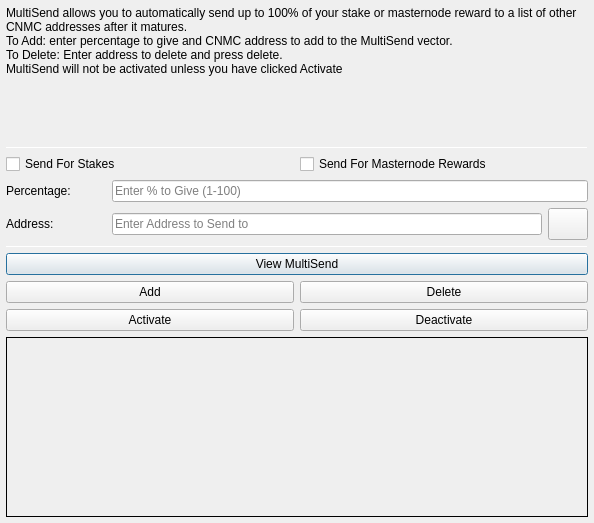
Old version of the form src/qt/forms/multisenddialog.ui in the repository cryptonodes-core/cryptonodes-core.
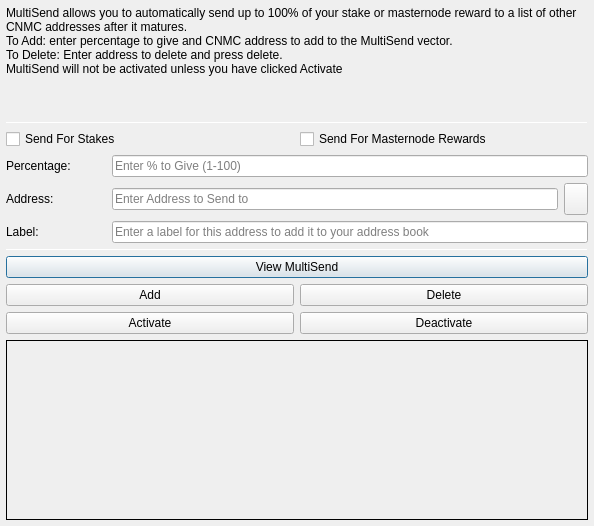
New version of the form. Icons and pictures are not drawn.

Patch:
```diff
--- a/src/qt/forms/multisenddialog.ui
+++ b/src/qt/forms/multisenddialog.ui
@@ -10,7 +10,7 @@
     <x>0</x>
     <y>0</y>
     <width>594</width>
-    <height>523</height>
+    <height>526</height>
    </rect>
   </property>
   <property name="windowTitle">
@@ -30,7 +30,7 @@
     <number>6</number>
    </property>
    <item>
-    <layout class="QVBoxLayout" name="verticalLayout_Main" stretch="1,1,1,1,1,1">
+    <layout class="QVBoxLayout" name="verticalLayout_Main" stretch="1,1,1,0,1,1,1">
      <item>
       <widget class="QLabel" name="label_2">
        <property name="lineWidth">
@@ -148,7 +148,7 @@
           </widget>
          </item>
          <item>
-          <widget class="QPushButton" name="addressBookButton">
+          <widget class="QToolButton" name="addressBookButton">
            <property name="maximumSize">
             <size>
              <width>16777215</width>
@@ -168,15 +168,36 @@
            <property name="shortcut">
             <string>Alt+A</string>
            </property>
-           <property name="autoDefault">
-            <bool>false</bool>
-           </property>
           </widget>
          </item>
         </layout>
        </item>
       </layout>
      </item>
+     <item>
+      <layout class="QHBoxLayout" name="horizontalLayout_3">
+       <item>
+        <widget class="QLabel" name="label_3">
+         <property name="minimumSize">
+          <size>
+           <width>100</width>
+           <height>0</height>
+          </size>
+         </property>
+         <property name="text">
+          <string>Label:</string>
+         </property>
+        </widget>
+       </item>
+       <item>
+        <widget class="QLineEdit" name="labelAddressLabelEdit">
+         <property name="placeholderText">
+          <string>Enter a label for this address to add it to your address book</string>
+         </property>
+        </widget>
+       </item>
+      </layout>
+     </item>
      <item>
       <widget class="Line" name="line_2">
        <property name="minimumSize">
```
